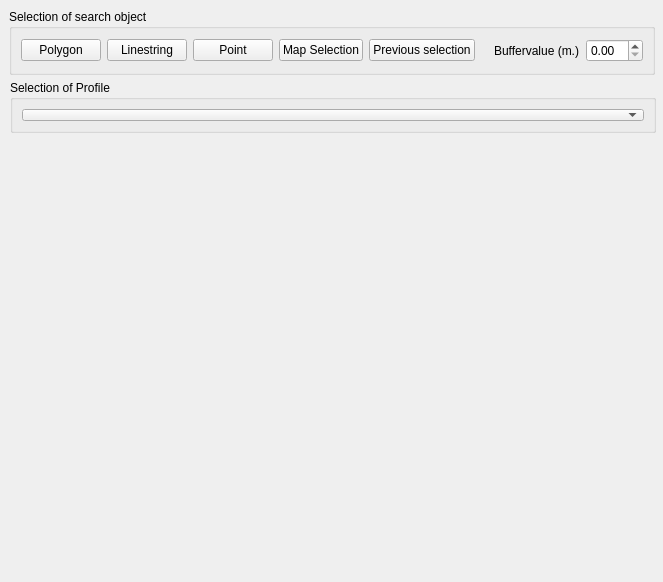
Old version of the form database-conflict-tool/main-dialog.ui in the repository Frederikssund/QGIS-conflict-tool.
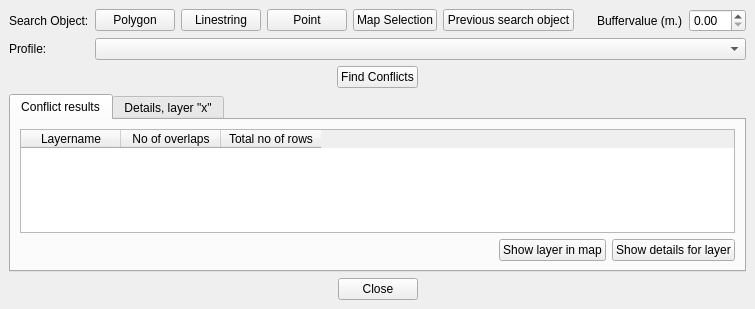
New version of the form. The open tabs and pages were chosen to show the change. Icons and pictures are not drawn. Custom widgets are drawn as their Qt base class.

Commit message: dialog changes, alternative dialog

Diff of the .ui file:
```diff
--- a/database-conflict-tool/main-dialog.ui
+++ b/database-conflict-tool/main-dialog.ui
@@ -6,30 +6,25 @@
    <rect>
     <x>0</x>
     <y>0</y>
-    <width>663</width>
-    <height>582</height>
+    <width>755</width>
+    <height>309</height>
    </rect>
   </property>
   <property name="windowTitle">
    <string>Conflict Search</string>
   </property>
   <widget class="QWidget" name="dockWidgetContents">
-   <widget class="QGroupBox" name="groupBox">
-    <property name="geometry">
-     <rect>
-      <x>9</x>
-      <y>9</y>
-      <width>646</width>
-      <height>66</height>
-     </rect>
-    </property>
-    <property name="title">
-     <string>Selection of search object </string>
-    </property>
-    <layout class="QVBoxLayout" name="verticalLayout">
+   <layout class="QVBoxLayout" name="verticalLayout_3">
      <item>
-      <layout class="QHBoxLayout" name="horizontalLayout">
-       <item>
+     <layout class="QGridLayout" name="gridLayout">
+      <item row="0" column="0">
+       <widget class="QLabel" name="label_2">
+        <property name="text">
+         <string>Search Object:</string>
+        </property>
+       </widget>
+      </item>
+      <item row="0" column="1">
         <widget class="QPushButton" name="pushButton">
          <property name="text">
           <string>Polygon</string>
@@ -40,7 +35,7 @@
          </property>
         </widget>
        </item>
-       <item>
+      <item row="0" column="2">
         <widget class="QPushButton" name="pushButton_2">
          <property name="text">
           <string>Linestring</string>
@@ -51,7 +46,7 @@
          </property>
         </widget>
        </item>
-       <item>
+      <item row="0" column="3">
         <widget class="QPushButton" name="pushButton_3">
          <property name="text">
           <string>Point</string>
@@ -62,7 +57,7 @@
          </property>
         </widget>
        </item>
-       <item>
+      <item row="0" column="4">
         <widget class="QPushButton" name="pushButton_4">
          <property name="text">
           <string>Map Selection</string>
@@ -73,10 +68,10 @@
          </property>
         </widget>
        </item>
-       <item>
+      <item row="0" column="5">
         <widget class="QPushButton" name="pushButton_5">
          <property name="text">
-          <string>Previous selection</string>
+         <string>Previous search object</string>
          </property>
          <property name="icon">
           <iconset>
@@ -84,27 +79,27 @@
          </property>
         </widget>
        </item>
-       <item>
+      <item row="0" column="6">
         <spacer name="horizontalSpacer">
          <property name="orientation">
           <enum>Qt::Horizontal</enum>
          </property>
          <property name="sizeHint" stdset="0">
           <size>
-           <width>288</width>
+          <width>13</width>
            <height>20</height>
           </size>
          </property>
         </spacer>
        </item>
-       <item>
+      <item row="0" column="7">
         <widget class="QLabel" name="label">
          <property name="text">
           <string>Buffervalue (m.)</string>
          </property>
         </widget>
        </item>
-       <item>
+      <item row="0" column="8">
         <widget class="QgsDoubleSpinBox" name="mQgsDoubleSpinBox">
          <property name="prefix">
           <string/>
@@ -114,28 +109,231 @@
          </property>
         </widget>
        </item>
-      </layout>
-     </item>
-    </layout>
-   </widget>
-   <widget class="QGroupBox" name="groupBox_2">
-    <property name="geometry">
-     <rect>
-      <x>10</x>
-      <y>80</y>
-      <width>646</width>
-      <height>53</height>
-     </rect>
-    </property>
-    <property name="title">
-     <string>Selection of Profile</string>
-    </property>
-    <layout class="QHBoxLayout" name="horizontalLayout_2">
-     <item>
+      <item row="1" column="0">
+       <widget class="QLabel" name="label_3">
+        <property name="text">
+         <string>Profile:</string>
+        </property>
+       </widget>
+      </item>
+      <item row="1" column="1" colspan="8">
       <widget class="QComboBox" name="comboBox"/>
      </item>
     </layout>
-   </widget>
+    </item>
+    <item>
+     <layout class="QHBoxLayout" name="horizontalLayout">
+      <item>
+       <spacer name="horizontalSpacer_2">
+        <property name="orientation">
+         <enum>Qt::Horizontal</enum>
+        </property>
+        <property name="sizeHint" stdset="0">
+         <size>
+          <width>323</width>
+          <height>20</height>
+         </size>
+        </property>
+       </spacer>
+      </item>
+      <item>
+       <widget class="QPushButton" name="pushButton_6">
+        <property name="text">
+         <string>Find Conflicts</string>
+        </property>
+       </widget>
+      </item>
+      <item>
+       <spacer name="horizontalSpacer_3">
+        <property name="orientation">
+         <enum>Qt::Horizontal</enum>
+        </property>
+        <property name="sizeHint" stdset="0">
+         <size>
+          <width>318</width>
+          <height>20</height>
+         </size>
+        </property>
+       </spacer>
+      </item>
+     </layout>
+    </item>
+    <item>
+     <widget class="QTabWidget" name="tabWidget">
+      <property name="currentIndex">
+       <number>1</number>
+      </property>
+      <widget class="QWidget" name="tab">
+       <attribute name="title">
+        <string>Conflict results</string>
+       </attribute>
+       <layout class="QVBoxLayout" name="verticalLayout_4">
+        <item>
+         <layout class="QVBoxLayout" name="verticalLayout">
+          <item>
+           <widget class="QTableWidget" name="tableWidget">
+            <property name="minimumSize">
+             <size>
+              <width>711</width>
+              <height>0</height>
+             </size>
+            </property>
+            <column>
+             <property name="text">
+              <string>Layername</string>
+             </property>
+            </column>
+            <column>
+             <property name="text">
+              <string>No of overlaps</string>
+             </property>
+            </column>
+            <column>
+             <property name="text">
+              <string>Total no of rows</string>
+             </property>
+            </column>
+           </widget>
+          </item>
+          <item>
+           <layout class="QHBoxLayout" name="horizontalLayout_3">
+            <item>
+             <spacer name="horizontalSpacer_8">
+              <property name="orientation">
+               <enum>Qt::Horizontal</enum>
+              </property>
+              <property name="sizeHint" stdset="0">
+               <size>
+                <width>478</width>
+                <height>20</height>
+               </size>
+              </property>
+             </spacer>
+            </item>
+            <item>
+             <widget class="QPushButton" name="pushButton_11">
+              <property name="text">
+               <string>Show layer in map</string>
+              </property>
+             </widget>
+            </item>
+            <item>
+             <widget class="QPushButton" name="pushButton_10">
+              <property name="text">
+               <string>Show details for layer</string>
+              </property>
+             </widget>
+            </item>
+           </layout>
+          </item>
+         </layout>
+        </item>
+       </layout>
+      </widget>
+      <widget class="QWidget" name="tab_2">
+       <attribute name="title">
+        <string>Details, layer &quot;x&quot;</string>
+       </attribute>
+       <layout class="QVBoxLayout" name="verticalLayout_5">
+        <item>
+         <layout class="QVBoxLayout" name="verticalLayout_2">
+          <item>
+           <widget class="QTableWidget" name="tableWidget_2">
+            <column>
+             <property name="text">
+              <string>Layername</string>
+             </property>
+            </column>
+            <column>
+             <property name="text">
+              <string>Identification</string>
+             </property>
+            </column>
+            <column>
+             <property name="text">
+              <string>Area Overlap (m²)</string>
+             </property>
+            </column>
+            <column>
+             <property name="text">
+              <string>Item overlap (%)</string>
+             </property>
+            </column>
+            <column>
+             <property name="text">
+              <string>Object overlap (%)</string>
+             </property>
+            </column>
+           </widget>
+          </item>
+          <item>
+           <layout class="QHBoxLayout" name="horizontalLayout_4">
+            <item>
+             <spacer name="horizontalSpacer_7">
+              <property name="orientation">
+               <enum>Qt::Horizontal</enum>
+              </property>
+              <property name="sizeHint" stdset="0">
+               <size>
+                <width>618</width>
+                <height>20</height>
+               </size>
+              </property>
+             </spacer>
+            </item>
+            <item>
+             <widget class="QPushButton" name="pushButton_9">
+              <property name="text">
+               <string>Zoom to item</string>
+              </property>
+             </widget>
+            </item>
+           </layout>
+          </item>
+         </layout>
+        </item>
+       </layout>
+      </widget>
+     </widget>
+    </item>
+    <item>
+     <layout class="QHBoxLayout" name="horizontalLayout_2">
+      <item>
+       <spacer name="horizontalSpacer_4">
+        <property name="orientation">
+         <enum>Qt::Horizontal</enum>
+        </property>
+        <property name="sizeHint" stdset="0">
+         <size>
+          <width>328</width>
+          <height>17</height>
+         </size>
+        </property>
+       </spacer>
+      </item>
+      <item>
+       <widget class="QPushButton" name="pushButton_7">
+        <property name="text">
+         <string>Close</string>
+        </property>
+       </widget>
+      </item>
+      <item>
+       <spacer name="horizontalSpacer_5">
+        <property name="orientation">
+         <enum>Qt::Horizontal</enum>
+        </property>
+        <property name="sizeHint" stdset="0">
+         <size>
+          <width>318</width>
+          <height>17</height>
+         </size>
+        </property>
+       </spacer>
+      </item>
+     </layout>
+    </item>
+   </layout>
   </widget>
  </widget>
  <customwidgets>
```
Lines whose indentation alone changed are shown as unchanged. The commit also changes 1 other file.
